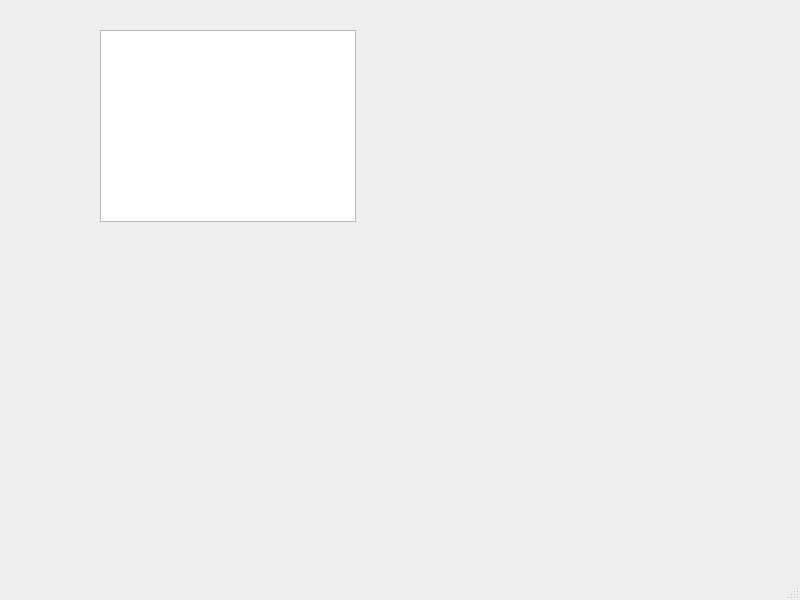
This is ui/1_Setup/UsersListScreen.ui in F1l14/Software-Engineering-2025 as Qt 5 draws it before an edit. The edited form follows.
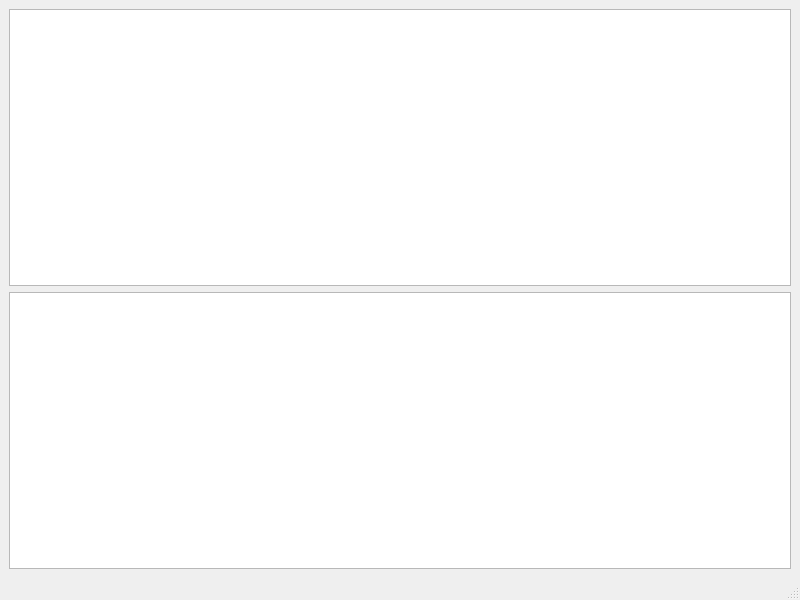
This is the edited form.

Commit message: Update: json populates the table

```diff
--- a/ui/1_Setup/UsersListScreen.ui
+++ b/ui/1_Setup/UsersListScreen.ui
@@ -14,16 +14,14 @@
    <string>User List</string>
   </property>
   <widget class="QWidget" name="centralwidget">
-   <widget class="QTableWidget" name="tableWidget">
-    <property name="geometry">
-     <rect>
-      <x>100</x>
-      <y>30</y>
-      <width>256</width>
-      <height>192</height>
-     </rect>
-    </property>
-   </widget>
+   <layout class="QGridLayout" name="gridLayout">
+    <item row="0" column="0">
+     <widget class="QTableWidget" name="tableWidget"/>
+    </item>
+    <item row="1" column="0">
+     <widget class="QTableWidget" name="tableWidget_2"/>
+    </item>
+   </layout>
   </widget>
   <widget class="QMenuBar" name="menubar">
    <property name="geometry">
```
The commit also changes 2 other files.
